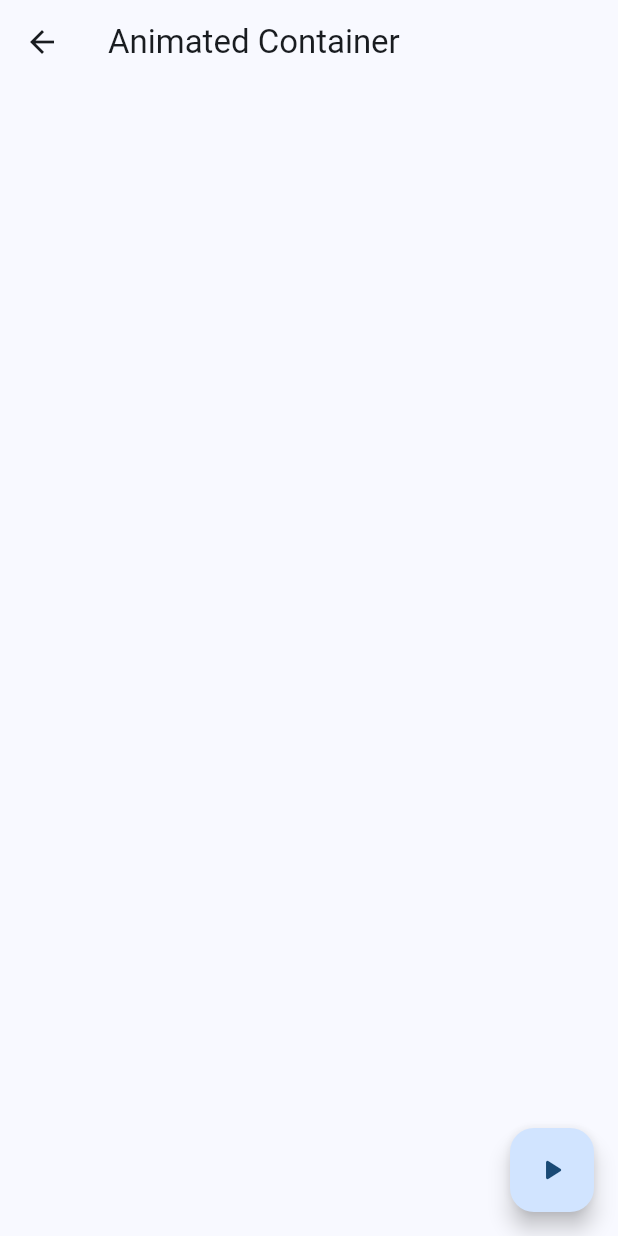
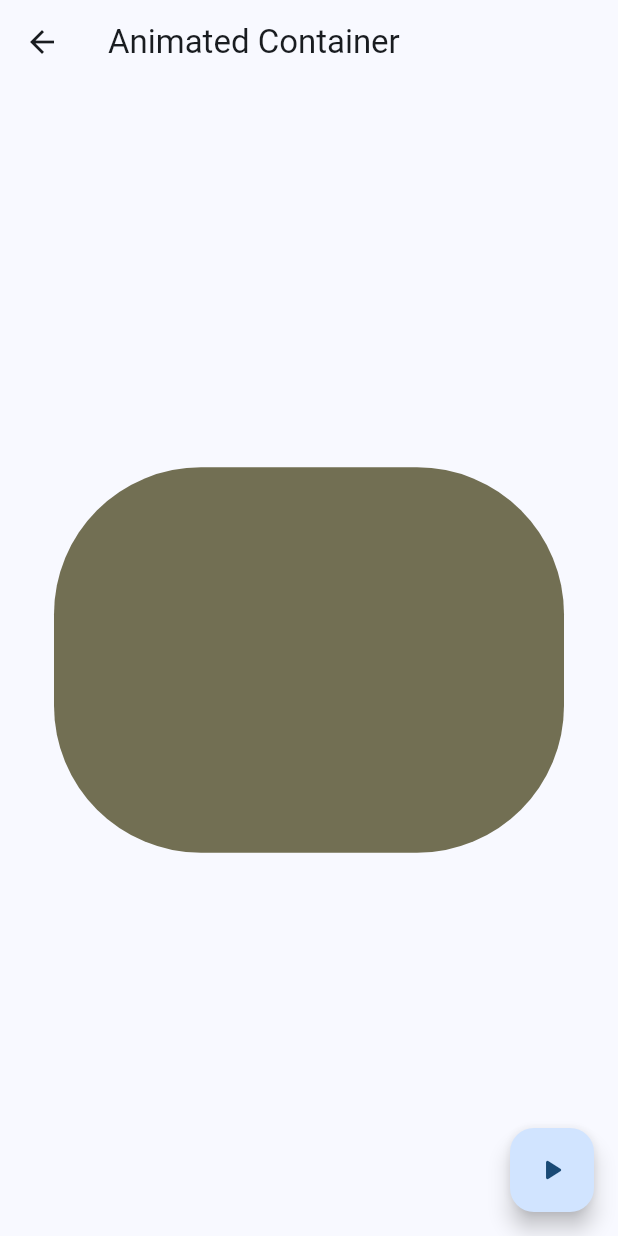
Before and after one commit to samuelrponce/Flutter-Dart, a Flutter app: the AnimatedScreen screen opened directly, after a tap on the "play arrow" icon, on a phone screen of 412 x 824 dp. Run offline on Flutter 3.47's test engine with Material 2 defaults, Android fonts, the phone set to English and light mode, and no system bars; our stand-ins replace go_router; statements that could not run were skipped.

Commit message:
animated button on screen
animated button on screen

```diff
--- a/widgets_app/lib/presentation/screens/animated/animated_screen.dart
+++ b/widgets_app/lib/presentation/screens/animated/animated_screen.dart
@@ -1,8 +1,31 @@
 import 'package:flutter/material.dart';
+import 'dart:math' show Random;
 
-class AnimatedScreen extends StatelessWidget {
+class AnimatedScreen extends StatefulWidget {
   static const name = 'animated_screen';
   const AnimatedScreen({super.key});
+
+  @override
+  State<AnimatedScreen> createState() => _AnimatedScreenState();
+}
+
+class _AnimatedScreenState extends State<AnimatedScreen> {
+  double width = 50;
+  double height = 50;
+  Color color = Colors.indigo;
+  double borderRadius = 10.0;
+
+  void changeShape() {
+    final random = Random();
+
+    width = random.nextInt(300) + 120;
+    height = random.nextInt(300) + 120;
+    borderRadius = random.nextInt(100) + 20;
+    color = Color.fromRGBO(
+        random.nextInt(255), random.nextInt(255), random.nextInt(255), 1);
+
+    setState(() {});
+  }
 
   @override
   Widget build(BuildContext context) {
@@ -10,8 +33,20 @@
       appBar: AppBar(
         title: const Text('Animated Container'),
       ),
+      body: Center(
+        child: AnimatedContainer(
+          duration: const Duration(milliseconds: 400),
+          curve: Curves.elasticInOut,
+          width: width <= 0 ? 0 : width,
+          height: height <= 0 ? 0 : height,
+          decoration: BoxDecoration(
+              color: color,
+              borderRadius:
+                  BorderRadius.circular(borderRadius < 0 ? 0 : borderRadius)),
+        ),
+      ),
       floatingActionButton: FloatingActionButton(
-        onPressed: () {},
+        onPressed: changeShape,
         child: const Icon(Icons.play_arrow_rounded),
       ),
     );
```
